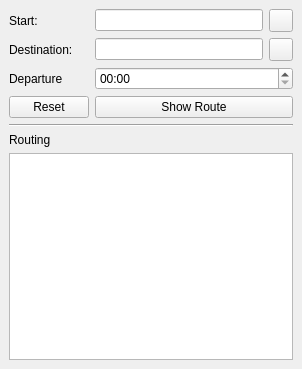
Old version of the form plaza_route_dockwidget_base.ui in the repository PlazaRoute/qgis-plugin.
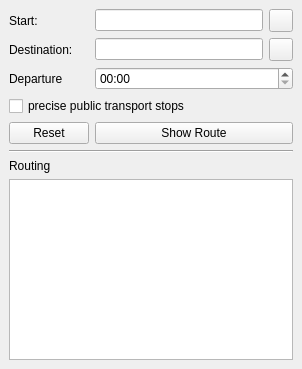
New version of the form. Icons and pictures are not drawn.

Commit message: add precise_public_transport_stops checkbox

Diff of the .ui file:
```diff
--- a/plaza_route_dockwidget_base.ui
+++ b/plaza_route_dockwidget_base.ui
@@ -81,20 +81,30 @@
         </property>
        </widget>
       </item>
-      <item row="3" column="0">
+      <item row="4" column="0">
        <widget class="QPushButton" name="reset_btn">
         <property name="text">
          <string>Reset</string>
         </property>
        </widget>
       </item>
-      <item row="3" column="1">
+      <item row="4" column="1">
        <widget class="QPushButton" name="show_route_btn">
         <property name="text">
          <string>Show Route</string>
         </property>
        </widget>
       </item>
+      <item row="3" column="0" colspan="2">
+       <widget class="QCheckBox" name="precise_public_transport_stops_cb">
+        <property name="toolTip">
+         <string>Use precise locations for public transport stops (slower)</string>
+        </property>
+        <property name="text">
+         <string>precise public transport stops</string>
+        </property>
+       </widget>
+      </item>
      </layout>
     </item>
     <item row="1" column="0">
```
The commit also changes 2 other files.
